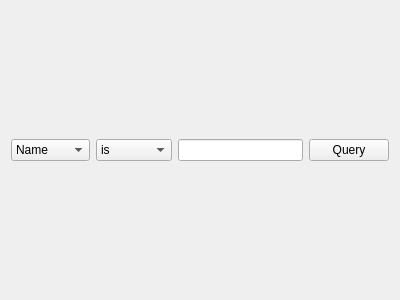
This is mongochem/gui/quickquerywidget.ui in OpenChemistry/mongochem as Qt 5 draws it before an edit. The edited form follows.
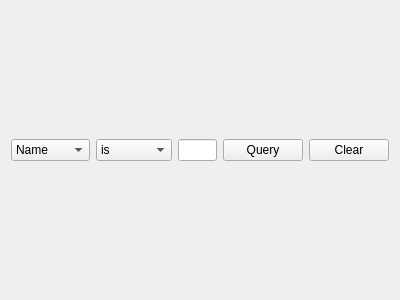
This is the edited form.

Commit message:
Add clear button to the query widget
This adds a clear button to the query widget allowing
the user to reset the current query and show all data.

The edit to the form file:
```diff
--- a/mongochem/gui/quickquerywidget.ui
+++ b/mongochem/gui/quickquerywidget.ui
@@ -72,6 +72,13 @@
      </property>
     </widget>
    </item>
+   <item>
+    <widget class="QPushButton" name="clearButton">
+     <property name="text">
+      <string>Clear</string>
+     </property>
+    </widget>
+   </item>
   </layout>
  </widget>
  <resources/>
```
The commit also changes 4 other files.
